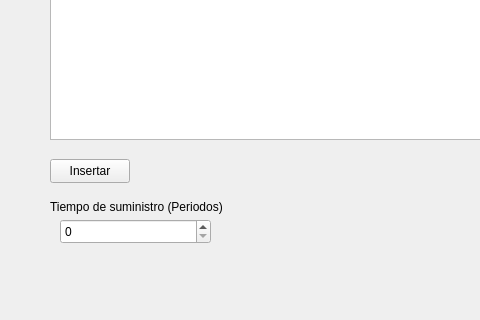
The window that src/mainwindow.ui (TheBerbat/bloque-produccion) describes before a commit, drawn with Qt 5; both pictures show x 0 to 480 and y 280 to 600 of the 800 by 600 pixel window.
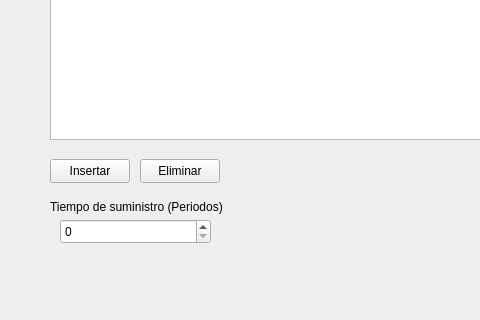
The same window after the commit.

Commit message: Added delete item and extend to recepcion pedidos

```diff
--- a/src/mainwindow.ui
+++ b/src/mainwindow.ui
@@ -100,6 +100,31 @@
      <string>Tiempo de suministro (Periodos)</string>
     </property>
    </widget>
+   <widget class="QPushButton" name="deleteButton">
+    <property name="geometry">
+     <rect>
+      <x>140</x>
+      <y>420</y>
+      <width>80</width>
+      <height>24</height>
+     </rect>
+    </property>
+    <property name="text">
+     <string>Eliminar</string>
+    </property>
+    <property name="checkable">
+     <bool>true</bool>
+    </property>
+    <property name="checked">
+     <bool>false</bool>
+    </property>
+    <property name="autoRepeat">
+     <bool>false</bool>
+    </property>
+    <property name="autoExclusive">
+     <bool>false</bool>
+    </property>
+   </widget>
   </widget>
   <widget class="QMenuBar" name="menubar">
    <property name="geometry">
```
The commit also changes 2 other files.
